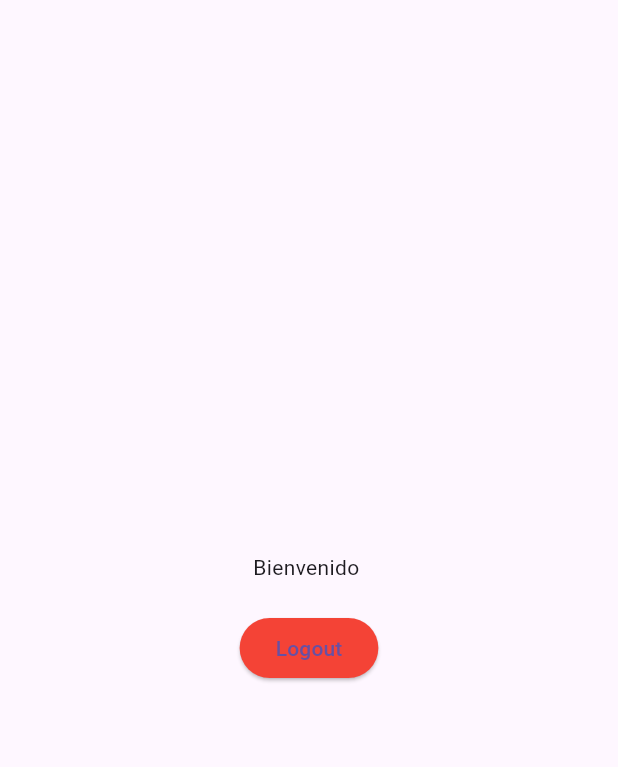
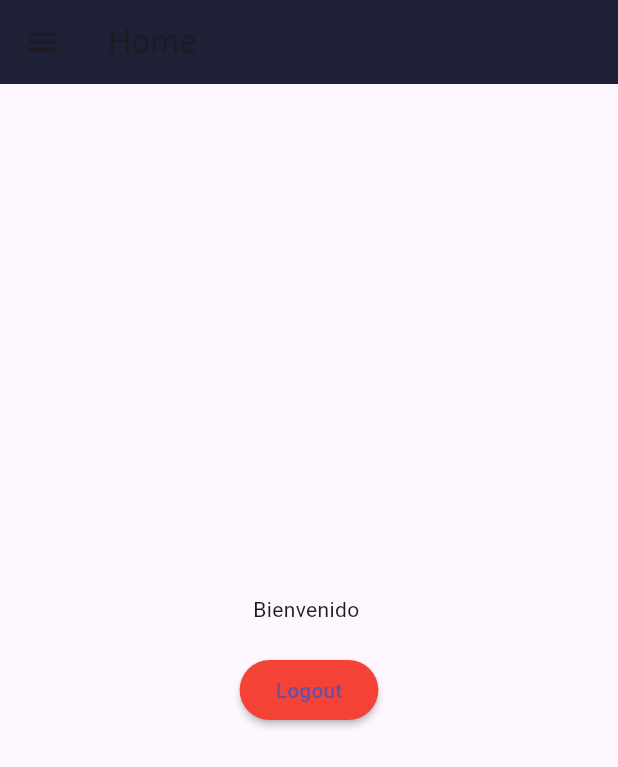
Before and after one commit to andreschilva1/sw2-proyecto-final-movil, a Flutter app: the HomeScreen screen opened by its route, after a tap on "Logout", on a phone screen of 412 x 824 dp. Shown: the top 767 px of the screen. Run offline on Flutter 3.47's test engine with Material 3 defaults, Android fonts, the phone set to English and light mode, and no system bars; our stand-ins replace flutter_secure_storage; accounts and stored records are empty; network calls fail.

Commit message:
navigation drawer o sidebar y apptheme

```diff
--- a/lib/main.dart
+++ b/lib/main.dart
@@ -1,6 +1,7 @@
 import 'package:flutter/material.dart';
 import 'package:projectsw2_movil/routes/app_routes.dart';
 import 'package:projectsw2_movil/services/services.dart';
+import 'package:projectsw2_movil/theme/app_theme.dart';
 import 'package:provider/provider.dart';
 import 'package:flutter_secure_storage/flutter_secure_storage.dart';
 
@@ -14,7 +15,8 @@ class AppState extends StatelessWidget {
   Widget build(BuildContext context) {
     return MultiProvider(
       providers: [
-        ChangeNotifierProvider(create: (_) => AuthService()),      ],
+        ChangeNotifierProvider(create: (_) => AuthService()),
+        ],
       child:const MyApp(),
     );
   }
@@ -29,10 +31,12 @@ class MyApp extends StatelessWidget {
   Widget build(BuildContext context) {
 
     return MaterialApp(
+
       title: 'Your App Name',
       debugShowCheckedModeBanner: false,
       initialRoute: AppRoutes.initialRoute,
       routes: AppRoutes.getAppRoutes(),
+      theme: AppTheme.lightTheme,
     );
   }
 }
--- a/lib/models/ruta.dart
+++ b/lib/models/ruta.dart
@@ -1,8 +1,14 @@
 import 'package:flutter/material.dart';
 
 class Ruta {
-  String route;
-  Widget screen;
-
-  Ruta({required this.route, required this.screen});
+  final String route;
+  final Widget screen;
+  final IconData icon;
+  final String name;
+  Ruta({
+    required this.route,
+    required this.screen,
+    required this.icon,
+    required this.name
+    });
 }
--- a/lib/routes/app_routes.dart
+++ b/lib/routes/app_routes.dart
@@ -6,13 +6,14 @@ class AppRoutes {
   static const initialRoute = 'checkAuth';
 
   static final routes = <Ruta>[
-    Ruta(route: 'login', screen: const LoginScreen()),
-    Ruta(route: 'home', screen: const HomeScreen()),
-    Ruta(route: 'checkAuth', screen: const CheckAuthScreen()),
+    Ruta(name: 'Home', icon: Icons.home, route: 'home', screen: const HomeScreen()),
+    Ruta(name: 'Perfil', icon: Icons.person, route: 'perfil', screen: const PerfilScreen()),
   ];
 
   static Map<String, Widget Function(BuildContext)> getAppRoutes() {
     Map<String, Widget Function(BuildContext)> appRoutes = {};
+    appRoutes.addAll({'checkAuth': (context) => const CheckAuthScreen()});
+    appRoutes.addAll({'login': (context) => const LoginScreen()});
     for (var element in routes) {
       appRoutes.addAll({element.route: (context) => element.screen});
     }
--- a/lib/screens/check_screen.dart
+++ b/lib/screens/check_screen.dart
@@ -22,7 +22,7 @@ class CheckAuthScreen extends StatelessWidget {
                     Navigator.pushReplacement(
                       context,
                       PageRouteBuilder(
-                        pageBuilder: (_, __, ___) => HomeScreen(),
+                        pageBuilder: (_, __, ___) => const HomeScreen(),
                         transitionDuration: const Duration(seconds: 0),
                       ),
                     );
--- a/lib/screens/home_screen.dart
+++ b/lib/screens/home_screen.dart
@@ -1,6 +1,7 @@
 import 'package:flutter/material.dart';
 import 'package:projectsw2_movil/models/models.dart';
 import 'package:projectsw2_movil/services/services.dart';
+import 'package:projectsw2_movil/widgets/widgets.dart';
 import 'package:provider/provider.dart';
 
 
@@ -11,6 +12,10 @@ class HomeScreen extends StatelessWidget {
     final authService = Provider.of<AuthService>(context, listen: false);
 
     return Scaffold(
+      drawer: const SidebarDrawer(),
+      appBar: AppBar(
+        title: const Text('Home'),
+      ),
       body: Center(
         child: Column(
           mainAxisAlignment: MainAxisAlignment.center,
@@ -34,7 +39,9 @@ class HomeScreen extends StatelessWidget {
               ),
               onPressed: () async {
                 await authService.logout();
-                Navigator.pushReplacementNamed(context, 'login');
+                if (context.mounted) {
+                  Navigator.pushReplacementNamed(context, 'login');
+                }
               },
               child: const Text('Logout'),
             ),
--- a/lib/screens/screens.dart
+++ b/lib/screens/screens.dart
@@ -1,3 +1,4 @@
+export 'package:projectsw2_movil/screens/perfil_screen.dart';
 export 'package:projectsw2_movil/screens/check_screen.dart';
 export 'package:projectsw2_movil/screens/home_screen.dart';
 export 'package:projectsw2_movil/screens/login_screen.dart';
--- /dev/null
+++ b/lib/theme/app_theme.dart
@@ -0,0 +1,51 @@
+import 'package:flutter/material.dart';
+
+class AppTheme {
+  static const Color primaryColor =  Color(0xFF1E2036);
+
+  static ThemeData lightTheme = ThemeData.light().copyWith(
+      primaryColor: primaryColor,
+      appBarTheme: const AppBarTheme(
+        color: primaryColor,
+        elevation: 0,
+      ),
+      textButtonTheme: TextButtonThemeData(
+          style: TextButton.styleFrom(
+            backgroundColor: const Color(0xff353759),
+            elevation: 2,
+            shadowColor: Colors.black,
+            padding: const EdgeInsets.symmetric(horizontal: 40, vertical: 15),
+            shape: RoundedRectangleBorder(
+              borderRadius: BorderRadius.circular(30.0)
+              ),
+          )
+      ),
+
+      //FloatingActionButton
+
+      floatingActionButtonTheme: const FloatingActionButtonThemeData(
+          backgroundColor: primaryColor,
+          elevation: 5
+      ),
+
+      //elevatedButtonTheme
+      elevatedButtonTheme: ElevatedButtonThemeData(
+        style: ElevatedButton.styleFrom(
+            backgroundColor:  const Color(0xff353759),
+            shape: const RoundedRectangleBorder(
+              borderRadius: BorderRadius.all(Radius.circular(30)),
+            ),
+
+            elevation: 2
+            ),
+      )
+    );
+
+  static ThemeData darkTheme = ThemeData.dark().copyWith(
+    primaryColor: primaryColor,
+    appBarTheme: const AppBarTheme(
+      color: primaryColor,
+      elevation: 0,
+    ),
+  );
+}
--- /dev/null
+++ b/lib/widgets/sidebar_drawer.dart
@@ -0,0 +1,73 @@
+import 'package:flutter/material.dart';
+import 'package:projectsw2_movil/routes/app_routes.dart';
+import 'package:projectsw2_movil/services/services.dart';
+import 'package:projectsw2_movil/theme/app_theme.dart';
+import 'package:provider/provider.dart';
+
+class SidebarDrawer extends StatelessWidget {
+  const SidebarDrawer({Key? key}) : super(key: key);
+
+  @override
+  Widget build(BuildContext context) {
+    final authService = Provider.of<AuthService>(context);
+
+    return Drawer(
+      // Add a ListView to the drawer. This ensures the user can scroll
+      // through the options in the drawer if there isn't enough vertical
+      // space to fit everything.
+      shape: const RoundedRectangleBorder(
+        borderRadius: BorderRadius.only(
+          topRight: Radius.circular(30),
+          bottomRight: Radius.circular(30),
+        ),
+      ),
+      child: ListView(
+        // Important: Remove any padding from the ListView.
+        children: [
+          Container(
+            padding: const EdgeInsets.all(10),
+            color: AppTheme.primaryColor,
+            child: const DrawerHeader(
+              decoration: BoxDecoration(
+                image: DecorationImage(
+                  image: AssetImage('Assets/logo_campos_blanco.png'),
+                  fit: BoxFit.cover,
+                ),
+              ),
+              child: Text(''),
+            ),
+          ),
+          ...AppRoutes.routes.map(
+            (ruta) => ListTile(
+              leading: Icon(ruta.icon),
+              title: Text(ruta.name),
+              onTap: () {
+                Navigator.pushNamed(context, ruta.route);
+              },
+            ),
+          ),
+          const Divider(
+            color: Colors.black,
+            height: 20,
+            thickness: 1,
+            indent: 20,
+            endIndent: 20,
+          ),
+          ListTile(
+              leading: const Icon(
+                color: Colors.red,
+                Icons.logout
+                ),
+              title: const Text('Cerrar Sesión'),
+              onTap: () async{
+                await authService.logout();
+                if (context.mounted) {
+                  Navigator.pushNamed(context, 'login');
+                }
+              },
+            ),
+          ],
+      ),
+    );
+  }
+}
--- a/lib/widgets/widgets.dart
+++ b/lib/widgets/widgets.dart
@@ -1,3 +1,5 @@
+
+export 'package:projectsw2_movil/widgets/sidebar_drawer.dart';
 
 export 'package:projectsw2_movil/widgets/draggable_scroll_register.dart';
 export 'package:projectsw2_movil/widgets/text_frave.dart';
```
Also changed, not shown: lib/screens/login_screen.dart (+88 -63 lines), lib/screens/perfil_screen.dart (added, +20 -0 lines), lib/widgets/draggable_scroll_register.dart (+1 -8 lines), Assets/logo_campos_blanco.png (added).
